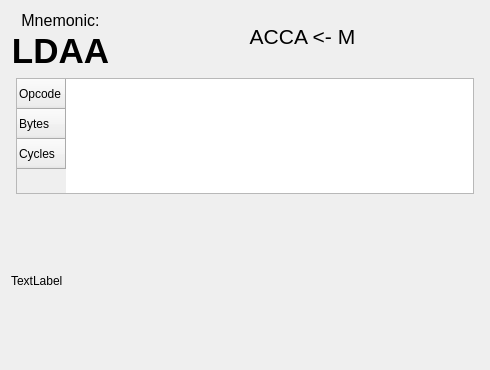
Old version of the form src/ui/InstructionInfoDialog.ui in the repository VladimirJanus/Motorola-M68XX-Microprocessor-Emulator.
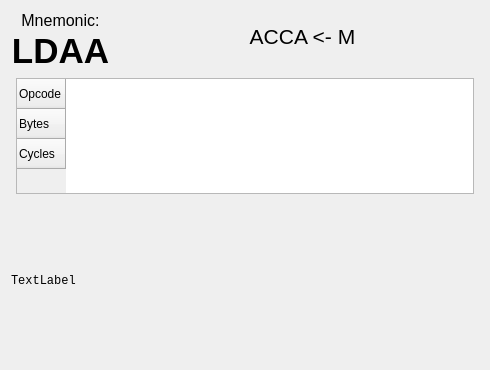
New version of the form.

The edit to the form file:
```diff
--- a/src/ui/InstructionInfoDialog.ui
+++ b/src/ui/InstructionInfoDialog.ui
@@ -74,6 +74,11 @@
      <height>0</height>
     </size>
    </property>
+   <property name="font">
+    <font>
+     <family>Courier New</family>
+    </font>
+   </property>
    <property name="text">
     <string>TextLabel</string>
    </property>
```
Left out of the diff: 12 changed lines with no effect on the pictures.
